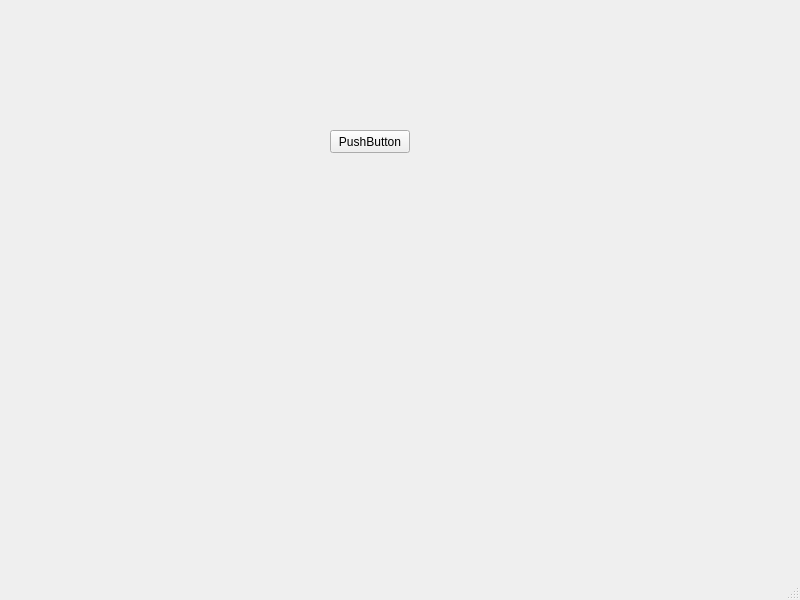
Before: the Qt Designer form mainwindow.ui in kolodziejpawel98/financial_report_app, drawn with Qt 5.
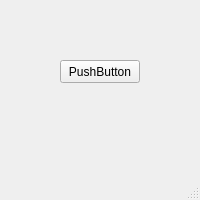
After: the same form once the commit is applied.

```diff
--- a/mainwindow.ui
+++ b/mainwindow.ui
@@ -6,8 +6,8 @@
    <rect>
     <x>0</x>
     <y>0</y>
-    <width>800</width>
-    <height>600</height>
+    <width>200</width>
+    <height>200</height>
    </rect>
   </property>
   <property name="windowTitle">
@@ -17,8 +17,8 @@
    <widget class="QPushButton" name="colorChangingButton">
     <property name="geometry">
      <rect>
-      <x>330</x>
-      <y>130</y>
+      <x>60</x>
+      <y>60</y>
       <width>80</width>
       <height>23</height>
      </rect>
```
Left out of the diff: 2 changed lines with no effect on the pictures.
